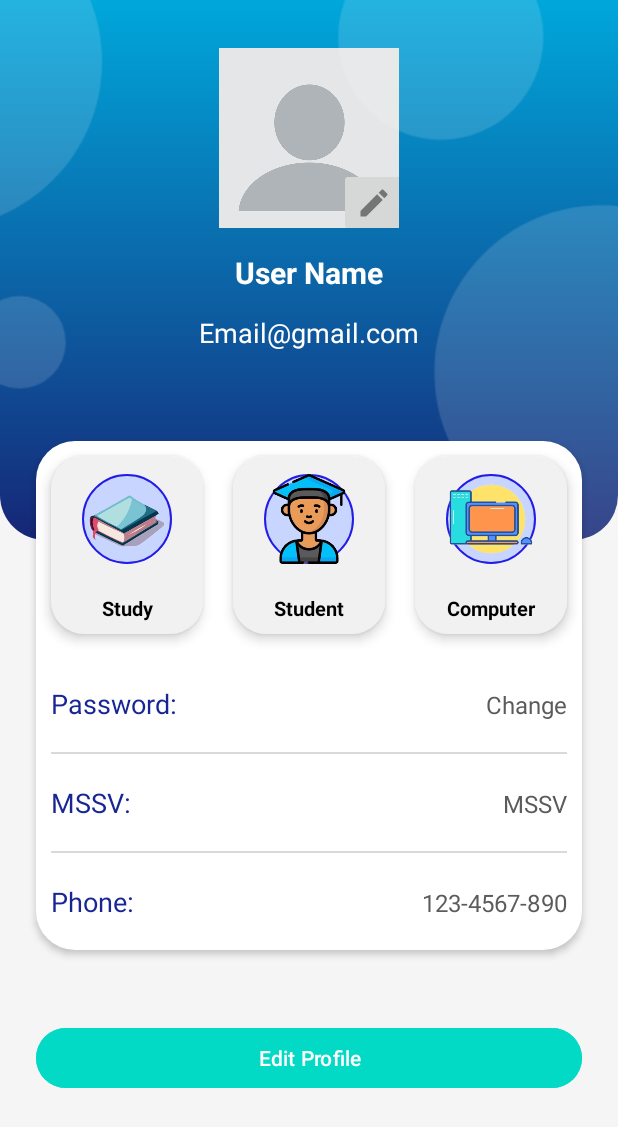
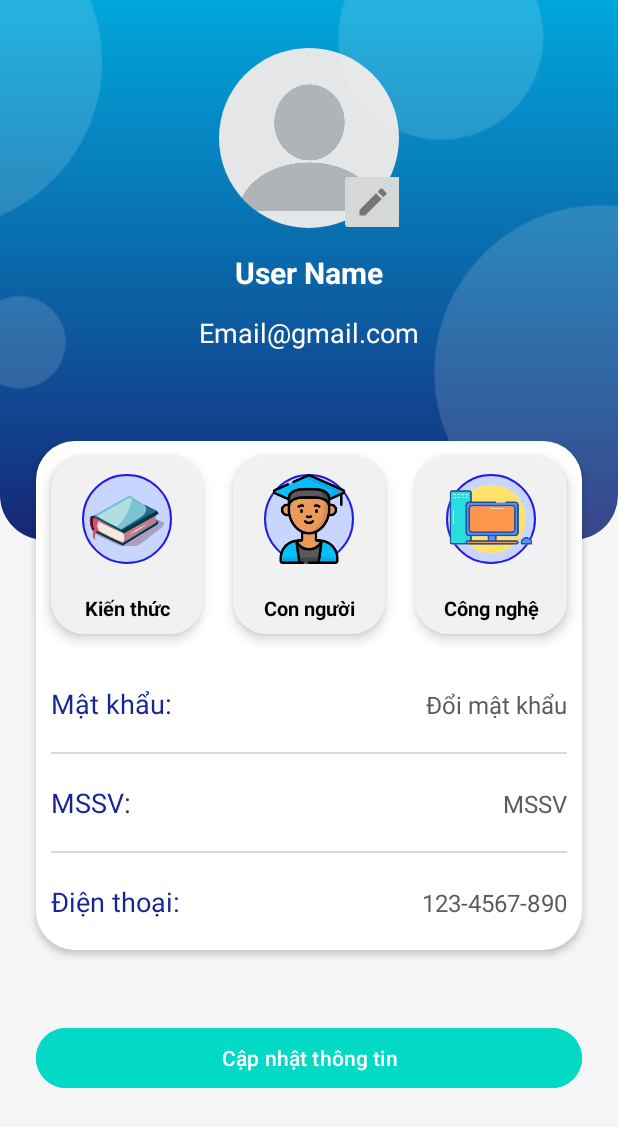
Before and after one commit to QuangVip2441/Test_MKU_App, an Android app: the ProfileActivity screen opened directly, with no data from a screen before it, on a phone screen of 412 x 824 dp. Shown: the top 1127 px of the screen. Run offline under Robolectric (Android 15) with nearby library versions, the phone set to English and light mode, and no system bars; our stand-ins replace Firebase (no records; nobody signed in at launch, a user with empty details on screens opened directly), Picasso; Roboto replaces fonts that are not available here.

Commit message:
Update Edit profile

```diff
--- a/app/src/main/AndroidManifest.xml
+++ b/app/src/main/AndroidManifest.xml
@@ -12,6 +12,9 @@
         android:supportsRtl="true"
         android:theme="@style/Theme.Test_MKU_App"
         tools:targetApi="31">
+        <activity
+            android:name=".Views.EditProfileActivity"
+            android:exported="false" />
         <activity
             android:name=".Views.UpLoadImageProfileActivity"
             android:exported="false" />
--- a/app/src/main/java/com/example/test_mku_app/Views/ProfileActivity.java
+++ b/app/src/main/java/com/example/test_mku_app/Views/ProfileActivity.java
@@ -37,8 +37,6 @@ public class ProfileActivity extends AppCompatActivity {
     private Button btnEditProfile;
     private ImageButton imgbtnChangeAvtImage;
     private ImageView imageAvt;
-    private FirebaseUser user;
-    private String userID;
     SharedPreferences sharedPreferences;
     private DatabaseReference databaseReference;
     private static final String SHARED_PREF_NAME = "user";
@@ -62,23 +60,6 @@ public class ProfileActivity extends AppCompatActivity {
 
         databaseReference = FirebaseDatabase.getInstance().getReference("user");
 
-//        user = FirebaseAuth.getInstance().getCurrentUser();;
-//        userID = user.getUid();
-//        FirebaseStorage storage = FirebaseStorage.getInstance();
-//        StorageReference storageReference = storage.getReference("images").child(userID);
-
-//        sharedPreferences = getSharedPreferences(SHARED_PREF_NAME,MODE_PRIVATE);
-//        String name = sharedPreferences.getString(Kname,null);
-//        String mssv = sharedPreferences.getString(Kmssv,null);
-//        String phone = sharedPreferences.getString(Kphone,null);
-//        String email = sharedPreferences.getString(Kemai,null);
-//
-//        if (name != null || phone != null || email != null){
-//            txtEmail.setText(email);
-//            txtUsername.setText(name);
-//            txtPhoneNumber.setText(phone);
-//            txtMSSV.setText(mssv);
-//        }
 
         //txtChangePassword dùng để thay đổi mật khẩu
         txtChangePassword.setOnClickListener(new View.OnClickListener() {
@@ -90,11 +71,13 @@ public class ProfileActivity extends AppCompatActivity {
         Intent intent = getIntent();
         String userID = intent.getStringExtra("userID");
 
+        FirebaseStorage storage = FirebaseStorage.getInstance();
+        StorageReference storageReference = storage.getReference("images").child(userID);
+
         databaseReference.child(userID).addListenerForSingleValueEvent(new ValueEventListener() {
             String name, phone, email, mssv;
             @Override
             public void onDataChange(@NonNull DataSnapshot snapshot) {
-
                 UserModel userModel = snapshot.getValue(UserModel.class);
                if (userModel != null) {
                    name = userModel.getUsername();
@@ -115,22 +98,22 @@ public class ProfileActivity extends AppCompatActivity {
             }
         });
 
-//        imgbtnChangeAvtImage.setOnClickListener(new View.OnClickListener() {
-//            @Override
-//            public void onClick(View v) {
-//                Intent intent = new Intent(ProfileActivity.this, UpLoadImageProfileActivity.class);
-//                intent.putExtra("userID", userID);
-//                startActivity(intent);
-//            }
-//        });
-//        storageReference.getDownloadUrl().addOnSuccessListener(new OnSuccessListener<Uri>() {
-//            @Override
-//            public void onSuccess(Uri uri) {
-//                Picasso.get()
-//                        .load(uri)
-//                        .into(imageAvt);
-//            }
-//        });
+        imgbtnChangeAvtImage.setOnClickListener(new View.OnClickListener() {
+            @Override
+            public void onClick(View v) {
+                Intent intent = new Intent(ProfileActivity.this, UpLoadImageProfileActivity.class);
+                intent.putExtra("userID", userID);
+                startActivity(intent);
+            }
+        });
+        storageReference.getDownloadUrl().addOnSuccessListener(new OnSuccessListener<Uri>() {
+            @Override
+            public void onSuccess(Uri uri) {
+                Picasso.get()
+                        .load(uri)
+                        .into(imageAvt);
+            }
+        });
 
     }
 }
--- a/app/src/main/java/com/example/test_mku_app/Views/UpLoadImageProfileActivity.java
+++ b/app/src/main/java/com/example/test_mku_app/Views/UpLoadImageProfileActivity.java
@@ -96,7 +96,7 @@ public class UpLoadImageProfileActivity extends AppCompatActivity {
                     @Override
                     public void onComplete(@NonNull Task<UploadTask.TaskSnapshot> task) {
                         if (task.isSuccessful()){
-                            Toast.makeText(UpLoadImageProfileActivity.this, "Upload Successful", Toast.LENGTH_SHORT).show();
+                            Toast.makeText(UpLoadImageProfileActivity.this, "Đã đăng tải ảnh", Toast.LENGTH_SHORT).show();
                         }else
                             Toast.makeText(UpLoadImageProfileActivity.this, task.getException().getLocalizedMessage(), Toast.LENGTH_SHORT).show();
                         progressDialog.dismiss();
--- a/app/src/main/res/layout/activity_profile.xml
+++ b/app/src/main/res/layout/activity_profile.xml
@@ -52,11 +52,13 @@
                            android:id="@+id/imageAvt"
                            android:layout_width="120dp"
                            android:layout_height="120dp"
+                           android:scaleType="centerCrop"
+                           app:shapeAppearanceOverlay="@style/circular"
                            app:srcCompat="@drawable/no_profile" />
                        <ImageButton
                            android:id="@+id/imgbtnChangeAvtImage"
-                           android:layout_width="46dp"
-                           android:layout_height="46dp"
+                           android:layout_width="45dp"
+                           android:layout_height="45dp"
                            android:src="@drawable/ic_mode_edit_avtimg"
                            android:layout_marginStart="80dp"
                            android:layout_marginTop="-40dp"/>
@@ -155,7 +157,7 @@
                                     android:layout_height="wrap_content"
                                     android:layout_margin="8dp"
                                     android:layout_marginBottom="8dp"
-                                    android:text="Study"
+                                    android:text="Kiến thức"
                                     android:textAlignment="center"
                                     android:textColor="#000000"
                                     android:textSize="13sp"
@@ -195,7 +197,7 @@
                                     android:layout_height="wrap_content"
                                     android:layout_margin="8dp"
                                     android:layout_marginBottom="8dp"
-                                    android:text="Student"
+                                    android:text="Con người"
                                     android:textAlignment="center"
                                     android:textColor="#000000"
                                     android:textSize="13sp"
@@ -235,7 +237,7 @@
                                     android:layout_height="wrap_content"
                                     android:layout_margin="8dp"
                                     android:layout_marginBottom="8dp"
-                                    android:text="Computer"
+                                    android:text="Công nghệ"
                                     android:textAlignment="center"
                                     android:textColor="#000000"
                                     android:textSize="13sp"
@@ -257,7 +259,7 @@
                                 android:layout_width="wrap_content"
                                 android:layout_height="wrap_content"
                                 android:layout_weight="1"
-                                android:text="Password:"
+                                android:text="Mật khẩu:"
                                 android:textColor="#182693"
                                 android:textSize="18sp" />
 
@@ -266,7 +268,7 @@
                                 android:layout_width="wrap_content"
                                 android:layout_height="wrap_content"
                                 android:layout_weight="1"
-                                android:text="Change"
+                                android:text="Đổi mật khẩu"
                                 android:textAlignment="viewEnd"
                                 android:textColor="#5B5B5B"
                                 android:textSize="16sp" />
@@ -330,7 +332,7 @@
                                 android:layout_width="wrap_content"
                                 android:layout_height="wrap_content"
                                 android:layout_weight="1"
-                                android:text="Phone:"
+                                android:text="Điện thoại:"
                                 android:textColor="#182693"
                                 android:textSize="18sp" />
 
@@ -351,7 +353,7 @@
                 android:id="@+id/btnEditProfile"
                 android:layout_width="match_parent"
                 android:layout_height="wrap_content"
-                android:text="Edit Profile"
+                android:text="Cập nhật thông tin"
                 android:backgroundTint="@color/teal_200"
                 android:layout_margin="24dp"/>
         </LinearLayout>
--- a/app/src/main/res/layout/activity_up_load_image_profile.xml
+++ b/app/src/main/res/layout/activity_up_load_image_profile.xml
@@ -16,6 +16,7 @@
         android:id="@+id/profileImgUpload"
         android:layout_marginTop="30dp"
         android:background="@color/whiteTextColor"
+        android:scaleType="centerCrop"
         app:shapeAppearanceOverlay="@style/circular"
         app:strokeWidth="5dp"
         app:strokeColor="@color/whiteTextColor"
--- a/app/src/main/res/layout/fragment_home.xml
+++ b/app/src/main/res/layout/fragment_home.xml
@@ -15,7 +15,6 @@
             android:layout_width="match_parent"
             android:layout_height="match_parent"
             android:background="#fcfce8">
-
 
             <GridLayout
                 android:layout_width="match_parent"
--- a/app/src/main/res/values/custome_style.xml
+++ b/app/src/main/res/values/custome_style.xml
@@ -2,5 +2,6 @@
 <resources>
     <style name="circular">
         <item name="cornerSize">50%</item>
+        <item name="cornerFamily">rounded</item>
     </style>
 </resources>
```
Also changed, not shown: app/src/main/java/com/example/test_mku_app/Views/EditProfileActivity.java (added, +16 -0 lines), app/src/main/res/layout/activity_edit_profile.xml (added, +186 -0 lines).
